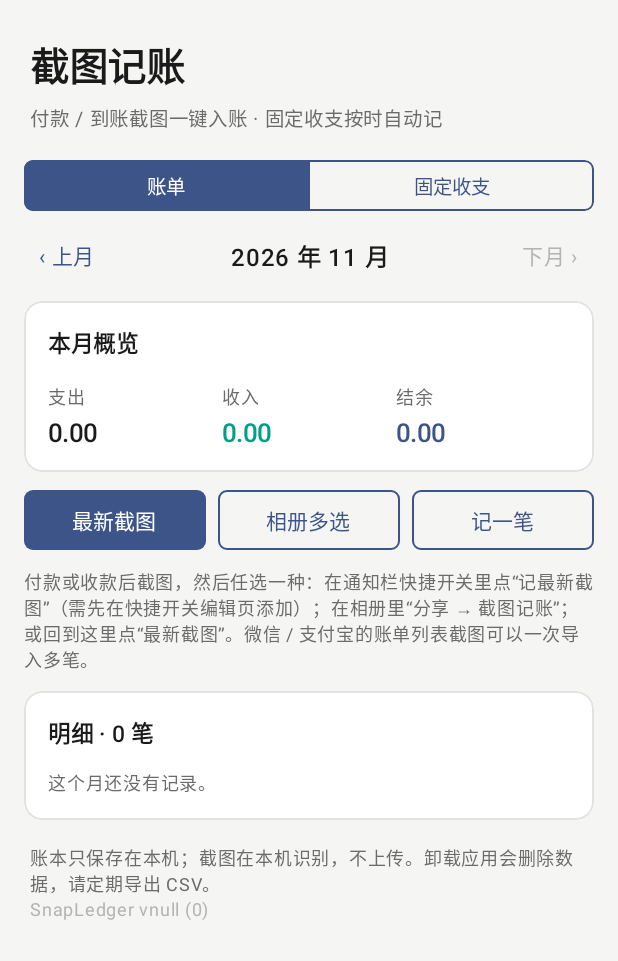
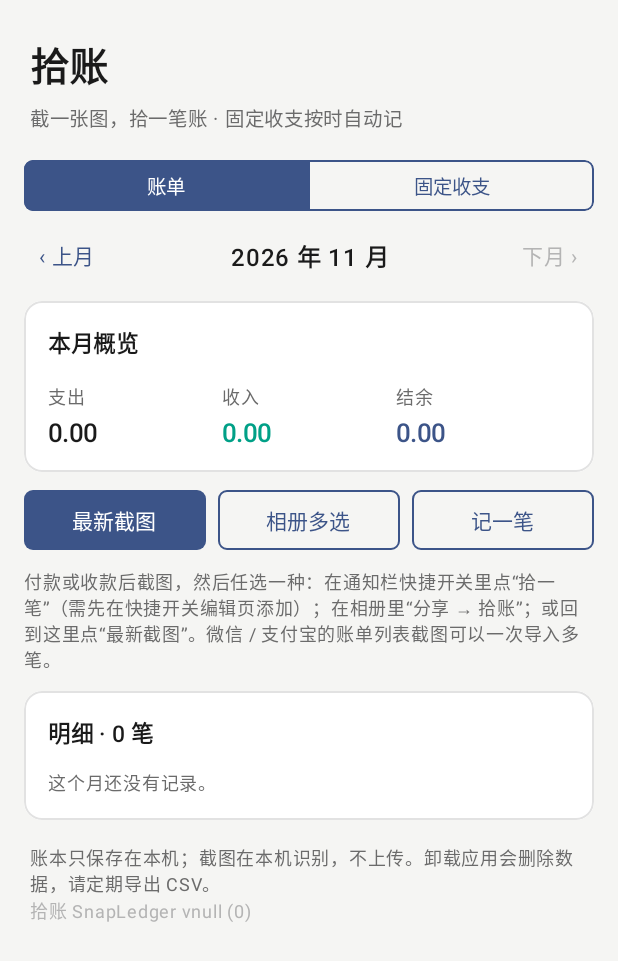
Before and after one commit to Jack-082/snap-ledger, an Android app built with Jetpack Compose: the screen it shows after launch (MainActivity), on a phone screen of 412 x 824 dp. Shown: the top 961 px of the screen. Run offline under Robolectric (Android 15) with nearby library versions, the phone set to English and light mode, and no system bars; 3 statements that could not run were skipped.

Commit message:
Rename app to 拾账 and redesign the launcher icon
- Display name 拾账 (share target, header), quick-settings tile "拾一笔"
- New icon: screenshot viewfinder framing a gold ¥ coin on deep navy;
  matching monochrome, notification/tile icon and README icon
- Package id and repo name stay io.github.snapledger / snap-ledger so
  existing installs upgrade in place

Co-Authored-By: Claude Fable 5.2 <noreply@anthropic.com>

```diff
--- a/app/src/main/AndroidManifest.xml
+++ b/app/src/main/AndroidManifest.xml
@@ -3,7 +3,7 @@
 
     <!-- 固定收支入账后发通知（Android 13+ 需要运行时授权）。不需要网络权限：数据与识别都在本机。 -->
     <uses-permission android:name="android.permission.POST_NOTIFICATIONS" />
-    <!-- “记最新截图”：读取相册里最新的截图（只在点击时读取一张） -->
+    <!-- “拾一笔”：读取相册里最新的截图（只在点击时读取一张） -->
     <uses-permission android:name="android.permission.READ_MEDIA_IMAGES" />
     <uses-permission android:name="android.permission.READ_MEDIA_VISUAL_USER_SELECTED" />
     <uses-permission
@@ -28,7 +28,7 @@
             </intent-filter>
         </activity>
 
-        <!-- 分享入口：在相册 / 微信 / 支付宝里“分享 → 截图记账” -->
+        <!-- 分享入口：在相册 / 微信 / 支付宝里“分享 → 拾账” -->
         <activity
             android:name=".ui.ImportActivity"
             android:exported="true"
--- a/app/src/main/java/io/github/snapledger/ui/ImportActivity.kt
+++ b/app/src/main/java/io/github/snapledger/ui/ImportActivity.kt
@@ -83,7 +83,7 @@ import org.json.JSONObject
 
 /**
  * 截图导入：
- * - 系统分享（相册 / 微信 / 支付宝里“分享 → 截图记账”），可多张；
+ * - 系统分享（相册 / 微信 / 支付宝里“分享 → 拾账”），可多张；
  * - 主界面“相册多选”；
  * - 快捷开关或主界面“最新截图”：直接取相册里最新的一张截图。
  *
@@ -372,7 +372,7 @@ class ImportActivity : ComponentActivity() {
         ) {
             Row(Modifier.padding(start = 4.dp, top = 20.dp, bottom = 4.dp), verticalAlignment = Alignment.CenterVertically) {
                 Column(Modifier.weight(1f)) {
-                    Text("截图记账", fontSize = 24.sp, fontWeight = FontWeight.Bold, color = Palette.Ink)
+                    Text("识别截图", fontSize = 24.sp, fontWeight = FontWeight.Bold, color = Palette.Ink)
                     Caption(if (items.isEmpty()) "准备中…" else "共 ${items.size} 张 · 本机识别，请核对后保存")
                 }
                 if (saveAll.size >= 2) PrimaryButton("全部保存") { saveAll.forEach(::save) }
--- a/app/src/main/java/io/github/snapledger/ui/MainActivity.kt
+++ b/app/src/main/java/io/github/snapledger/ui/MainActivity.kt
@@ -163,15 +163,15 @@ class MainActivity : ComponentActivity() {
             verticalArrangement = Arrangement.spacedBy(12.dp),
         ) {
             Column(Modifier.padding(start = 4.dp, top = 24.dp, bottom = 4.dp)) {
-                Text("截图记账", fontSize = 26.sp, fontWeight = FontWeight.Bold, color = Palette.Ink, letterSpacing = (-0.3).sp)
+                Text("拾账", fontSize = 26.sp, fontWeight = FontWeight.Bold, color = Palette.Ink, letterSpacing = (-0.3).sp)
                 Spacer(Modifier.height(4.dp))
-                Text("付款 / 到账截图一键入账 · 固定收支按时自动记", fontSize = 13.sp, color = Palette.Muted)
+                Text("截一张图，拾一笔账 · 固定收支按时自动记", fontSize = 13.sp, color = Palette.Muted)
             }
             Segmented(options = listOf(0 to "账单", 1 to "固定收支"), selected = tab) { tab = it }
             if (tab == 0) LedgerTab() else RulesTab()
             Column(Modifier.padding(start = 4.dp, top = 4.dp, bottom = 24.dp)) {
                 Caption("账本只保存在本机；截图在本机识别，不上传。卸载应用会删除数据，请定期导出 CSV。")
-                Caption("SnapLedger v$versionLabel", Palette.Faint)
+                Caption("拾账 SnapLedger v$versionLabel", Palette.Faint)
             }
         }
     }
@@ -223,7 +223,7 @@ class MainActivity : ComponentActivity() {
             }
             SecondaryButton("记一笔", Modifier.weight(1f)) { editingTxn = null to TxnDraft() }
         }
-        Caption("付款或收款后截图，然后任选一种：在通知栏快捷开关里点“记最新截图”（需先在快捷开关编辑页添加）；在相册里“分享 → 截图记账”；或回到这里点“最新截图”。微信 / 支付宝的账单列表截图可以一次导入多笔。")
+        Caption("付款或收款后截图，然后任选一种：在通知栏快捷开关里点“拾一笔”（需先在快捷开关编辑页添加）；在相册里“分享 → 拾账”；或回到这里点“最新截图”。微信 / 支付宝的账单列表截图可以一次导入多笔。")
 
         Section("明细 · ${txns.size} 笔") {
             if (txns.isEmpty()) {
--- a/app/src/main/java/io/github/snapledger/ui/QuickImportTileService.kt
+++ b/app/src/main/java/io/github/snapledger/ui/QuickImportTileService.kt
@@ -7,7 +7,7 @@ import android.service.quicksettings.Tile
 import android.service.quicksettings.TileService
 
 /**
- * 快捷设置开关“记最新截图”：付款后截图 → 下拉通知栏点一下 → 识别相册里最新的那张截图。
+ * 快捷设置开关“拾一笔”：付款后截图 → 下拉通知栏点一下 → 识别相册里最新的那张截图。
  * 思路参考 iCost 的控制中心入口；不需要无障碍权限，只读相册里的截图。
  */
 class QuickImportTileService : TileService() {
--- a/app/src/main/res/drawable/ic_launcher_background.xml
+++ b/app/src/main/res/drawable/ic_launcher_background.xml
@@ -2,5 +2,5 @@
 <vector xmlns:android="http://schemas.android.com/apk/res/android"
     android:width="108dp" android:height="108dp"
     android:viewportWidth="108" android:viewportHeight="108">
-    <path android:fillColor="#FFFFFF" android:pathData="M0,0h108v108h-108z" />
+    <path android:fillColor="#1B2A4A" android:pathData="M0,0h108v108h-108z" />
 </vector>
--- a/app/src/main/res/values/strings.xml
+++ b/app/src/main/res/values/strings.xml
@@ -1,6 +1,6 @@
 <?xml version="1.0" encoding="utf-8"?>
 <resources>
-    <string name="app_name">截图记账</string>
-    <string name="share_label">截图记账</string>
-    <string name="tile_label">记最新截图</string>
+    <string name="app_name">拾账</string>
+    <string name="share_label">拾账</string>
+    <string name="tile_label">拾一笔</string>
 </resources>
```
Also changed, not shown: app/src/main/res/drawable/ic_launcher_foreground.xml (+8 -10 lines), app/src/main/res/drawable/ic_launcher_monochrome.xml (+5 -12 lines), app/src/main/res/drawable/ic_notification.xml (+6 -5 lines), 3 other files.
